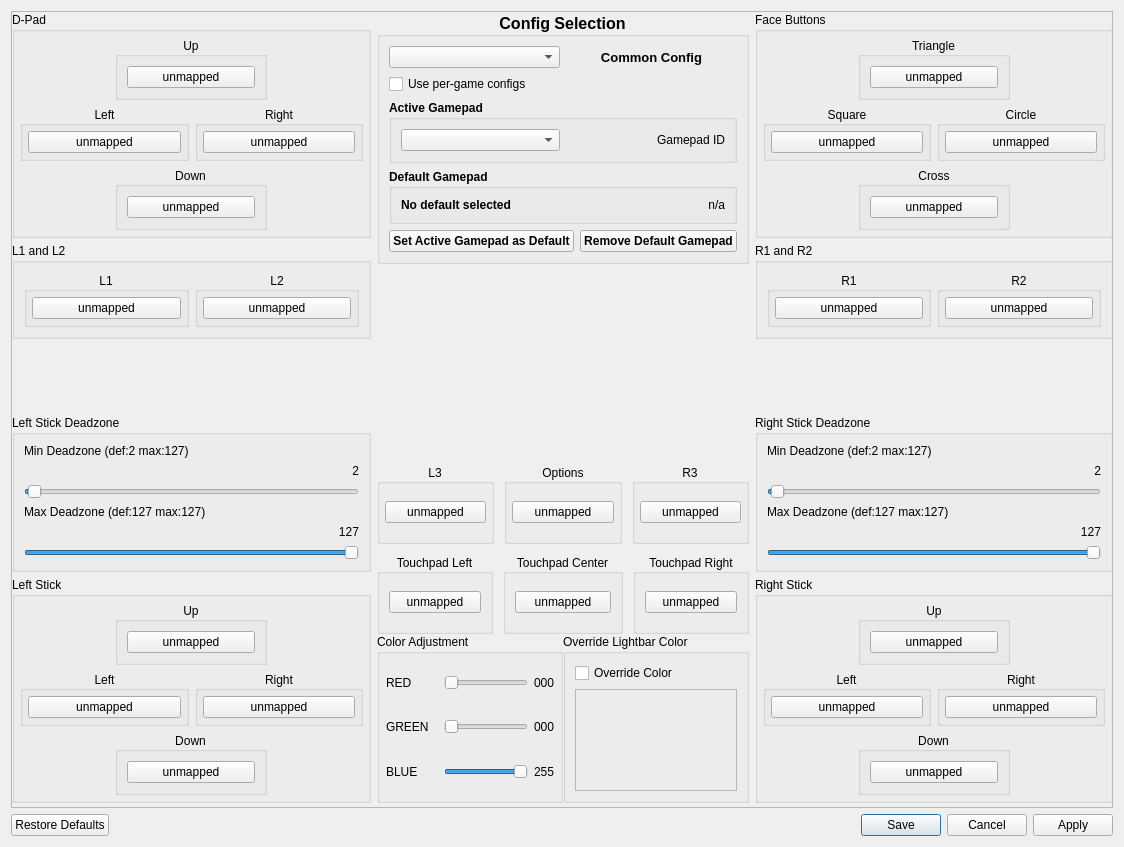
Old version of the form src/qt_gui/control_settings.ui in the repository diegolix29/shadPS4.
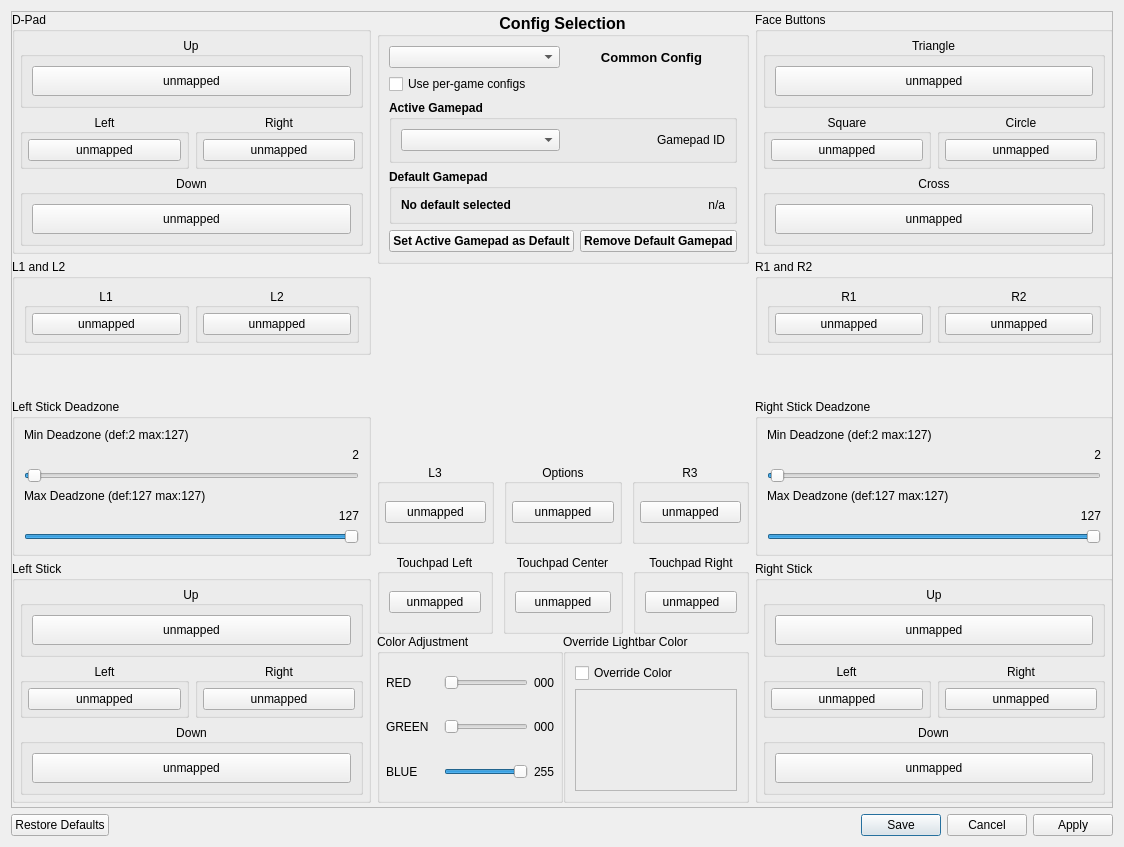
New version of the form. Icons and pictures are not drawn.

Commit message: Fixes to icons hidden state over gui + fixes to play/pause icons when game is running

What changed in the file:
```diff
--- a/src/qt_gui/control_settings.ui
+++ b/src/qt_gui/control_settings.ui
@@ -111,13 +111,7 @@
                   <property name="minimumSize">
                    <size>
                     <width>152</width>
-                    <height>0</height>
-                   </size>
-                  </property>
-                  <property name="maximumSize">
-                   <size>
-                    <width>0</width>
-                    <height>16777215</height>
+                    <height>50</height>
                    </size>
                   </property>
                   <property name="title">
@@ -129,6 +123,12 @@
                   <layout class="QHBoxLayout" name="horizontalLayout_4">
                    <item>
                     <widget class="QPushButton" name="DpadUpButton">
+                     <property name="minimumSize">
+                      <size>
+                       <width>120</width>
+                       <height>30</height>
+                      </size>
+                     </property>
                      <property name="text">
                       <string>unmapped</string>
                      </property>
@@ -226,13 +226,7 @@
                   <property name="minimumSize">
                    <size>
                     <width>152</width>
-                    <height>0</height>
-                   </size>
-                  </property>
-                  <property name="maximumSize">
-                   <size>
-                    <width>124</width>
-                    <height>16777215</height>
+                    <height>50</height>
                    </size>
                   </property>
                   <property name="title">
@@ -244,6 +238,12 @@
                   <layout class="QHBoxLayout" name="horizontalLayout_3">
                    <item>
                     <widget class="QPushButton" name="DpadDownButton">
+                     <property name="minimumSize">
+                      <size>
+                       <width>120</width>
+                       <height>30</height>
+                      </size>
+                     </property>
                      <property name="text">
                       <string>unmapped</string>
                      </property>
@@ -515,13 +515,7 @@
                   <property name="minimumSize">
                    <size>
                     <width>0</width>
-                    <height>0</height>
-                   </size>
-                  </property>
-                  <property name="maximumSize">
-                   <size>
-                    <width>152</width>
-                    <height>16777215</height>
+                    <height>50</height>
                    </size>
                   </property>
                   <property name="title">
@@ -533,6 +527,12 @@
                   <layout class="QVBoxLayout" name="verticalLayout_10">
                    <item>
                     <widget class="QPushButton" name="LStickUpButton">
+                     <property name="minimumSize">
+                      <size>
+                       <width>0</width>
+                       <height>30</height>
+                      </size>
+                     </property>
                      <property name="text">
                       <string>unmapped</string>
                      </property>
@@ -579,12 +579,6 @@
                </item>
                <item>
                 <widget class="QGroupBox" name="gb_left_stick_right">
-                 <property name="maximumSize">
-                  <size>
-                   <width>179</width>
-                   <height>16777215</height>
-                  </size>
-                 </property>
                  <property name="title">
                   <string>Right</string>
                  </property>
@@ -636,13 +630,7 @@
                   <property name="minimumSize">
                    <size>
                     <width>152</width>
-                    <height>0</height>
-                   </size>
-                  </property>
-                  <property name="maximumSize">
-                   <size>
-                    <width>124</width>
-                    <height>21212</height>
+                    <height>50</height>
                    </size>
                   </property>
                   <property name="title">
@@ -654,6 +642,12 @@
                   <layout class="QVBoxLayout" name="verticalLayout_8">
                    <item>
                     <widget class="QPushButton" name="LStickDownButton">
+                     <property name="minimumSize">
+                      <size>
+                       <width>0</width>
+                       <height>30</height>
+                      </size>
+                     </property>
                      <property name="text">
                       <string>unmapped</string>
                      </property>
@@ -1358,13 +1352,7 @@
                   <property name="minimumSize">
                    <size>
                     <width>152</width>
-                    <height>0</height>
-                   </size>
-                  </property>
-                  <property name="maximumSize">
-                   <size>
-                    <width>0</width>
-                    <height>16777215</height>
+                    <height>50</height>
                    </size>
                   </property>
                   <property name="title">
@@ -1376,6 +1364,12 @@
                   <layout class="QVBoxLayout" name="verticalLayout_3">
                    <item>
                     <widget class="QPushButton" name="TriangleButton">
+                     <property name="minimumSize">
+                      <size>
+                       <width>0</width>
+                       <height>30</height>
+                      </size>
+                     </property>
                      <property name="text">
                       <string>unmapped</string>
                      </property>
@@ -1473,13 +1467,7 @@
                   <property name="minimumSize">
                    <size>
                     <width>152</width>
-                    <height>0</height>
-                   </size>
-                  </property>
-                  <property name="maximumSize">
-                   <size>
-                    <width>124</width>
-                    <height>16777215</height>
+                    <height>50</height>
                    </size>
                   </property>
                   <property name="title">
@@ -1491,6 +1479,12 @@
                   <layout class="QVBoxLayout" name="verticalLayout_5">
                    <item>
                     <widget class="QPushButton" name="CrossButton">
+                     <property name="minimumSize">
+                      <size>
+                       <width>0</width>
+                       <height>30</height>
+                      </size>
+                     </property>
                      <property name="text">
                       <string>unmapped</string>
                      </property>
@@ -1765,13 +1759,7 @@
                   <property name="minimumSize">
                    <size>
                     <width>0</width>
-                    <height>0</height>
-                   </size>
-                  </property>
-                  <property name="maximumSize">
-                   <size>
-                    <width>152</width>
-                    <height>1231321</height>
+                    <height>50</height>
                    </size>
                   </property>
                   <property name="title">
@@ -1783,6 +1771,12 @@
                   <layout class="QVBoxLayout" name="verticalLayout_7">
                    <item>
                     <widget class="QPushButton" name="RStickUpButton">
+                     <property name="minimumSize">
+                      <size>
+                       <width>0</width>
+                       <height>30</height>
+                      </size>
+                     </property>
                      <property name="text">
                       <string>unmapped</string>
                      </property>
@@ -1880,13 +1874,7 @@
                   <property name="minimumSize">
                    <size>
                     <width>152</width>
-                    <height>0</height>
-                   </size>
-                  </property>
-                  <property name="maximumSize">
-                   <size>
-                    <width>124</width>
-                    <height>2121</height>
+                    <height>50</height>
                    </size>
                   </property>
                   <property name="title">
@@ -1898,6 +1886,12 @@
                   <layout class="QVBoxLayout" name="verticalLayout_6">
                    <item>
                     <widget class="QPushButton" name="RStickDownButton">
+                     <property name="minimumSize">
+                      <size>
+                       <width>0</width>
+                       <height>30</height>
+                      </size>
+                     </property>
                      <property name="text">
                       <string>unmapped</string>
                      </property>
```
The commit also changes 1 other file.
